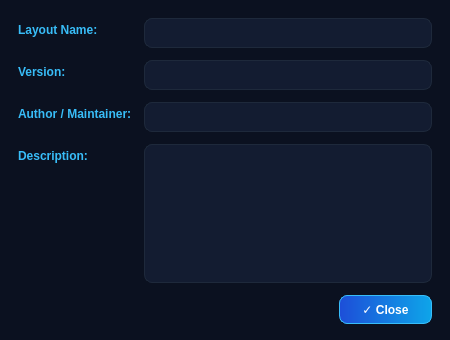
Above: src/frontend/AboutFile.ui from sojibcreates-maker/MatraKi-Keyboard before the change. Below: the same form after it.
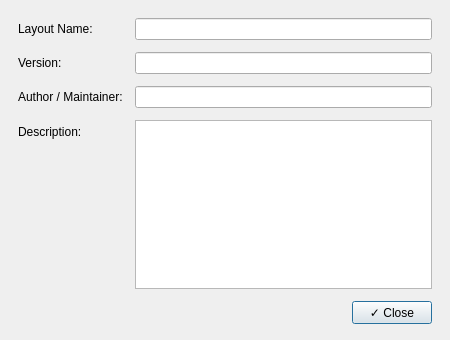
That is the form after the change.

Patch:
```diff
--- a/src/frontend/AboutFile.ui
+++ b/src/frontend/AboutFile.ui
@@ -13,38 +13,6 @@
   <property name="windowTitle">
    <string>MatraKi - Layout Details</string>
   </property>
-  <property name="styleSheet">
-   <string notr="true">QDialog#AboutFile {
-    background-color: #0b1120;
-    color: #f8fafc;
-    font-family: &quot;Noto Sans&quot;, sans-serif;
-}
-QLabel {
-    color: #38bdf8;
-    font-size: 12.5px;
-    font-weight: bold;
-}
-QLineEdit, QPlainTextEdit {
-    background-color: #131c31;
-    color: #f1f5f9;
-    border: 1px solid #1e293b;
-    border-radius: 8px;
-    padding: 6px 10px;
-    font-size: 12.5px;
-}
-QPushButton {
-    background: qlineargradient(x1:0, y1:0, x2:1, y2:0, stop:0 #1d4ed8, stop:1 #0ea5e9);
-    color: #ffffff;
-    border: 1px solid #38bdf8;
-    border-radius: 8px;
-    padding: 6px 22px;
-    font-size: 12.5px;
-    font-weight: bold;
-}
-QPushButton:hover {
-    background: qlineargradient(x1:0, y1:0, x2:1, y2:0, stop:0 #1e40af, stop:1 #0284c7);
-}</string>
-  </property>
   <layout class="QFormLayout" name="formLayout">
    <property name="horizontalSpacing">
     <number>12</number>
```
